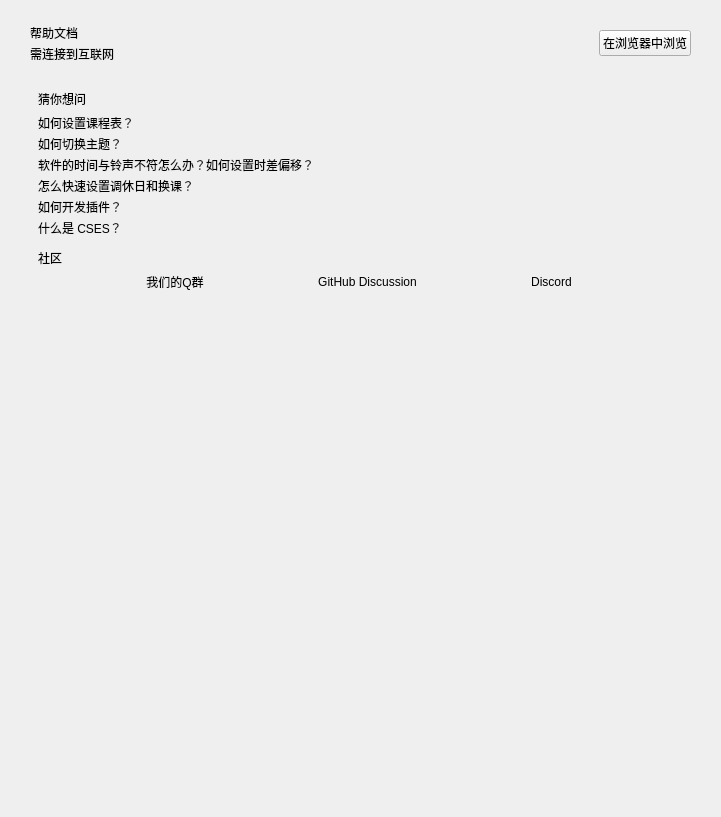
The window that view/menu/help.ui (xuanxuan1231/Class-Widgets) describes before a commit, drawn with Qt 5.
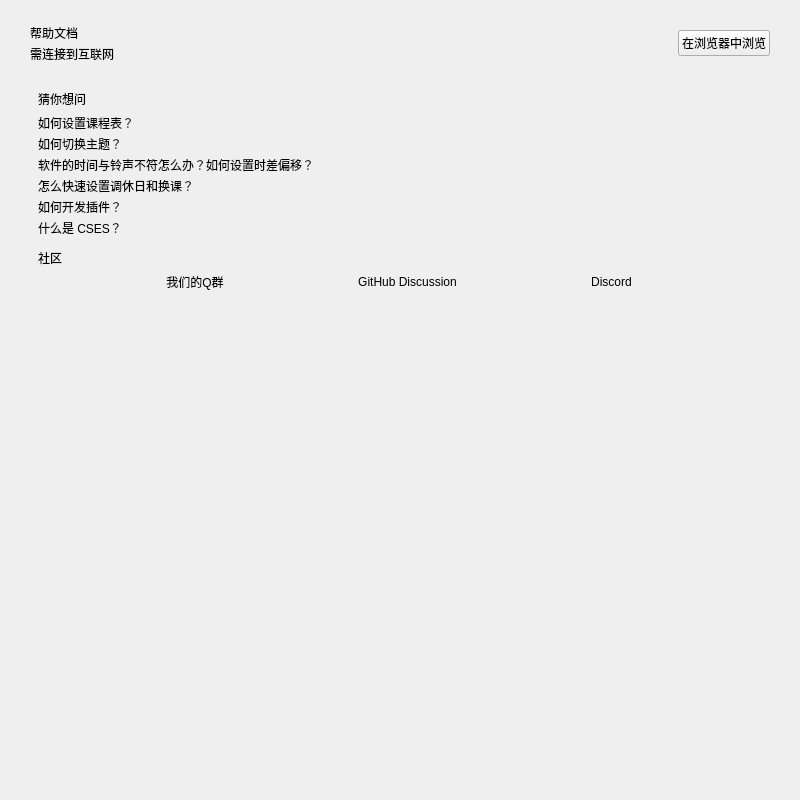
The same window after the commit. Custom widgets are drawn as their Qt base class.

Diff of the .ui file:
```diff
--- a/view/menu/help.ui
+++ b/view/menu/help.ui
@@ -6,8 +6,8 @@
    <rect>
     <x>0</x>
     <y>0</y>
-    <width>721</width>
-    <height>817</height>
+    <width>800</width>
+    <height>800</height>
    </rect>
   </property>
   <property name="windowTitle">
```
